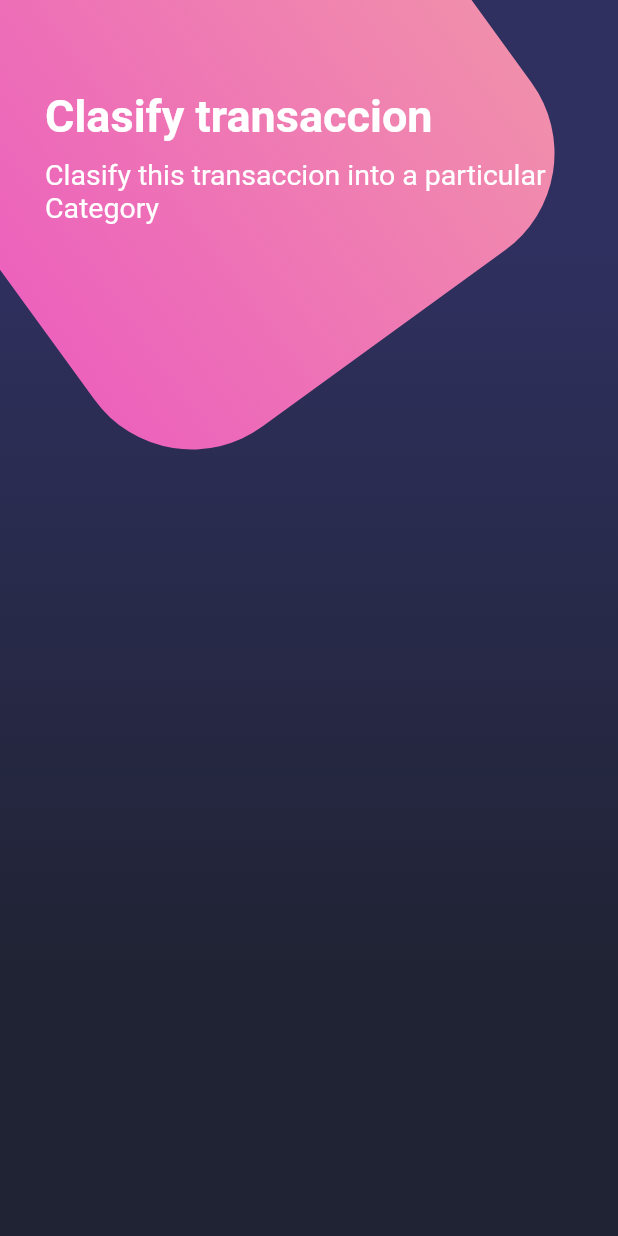
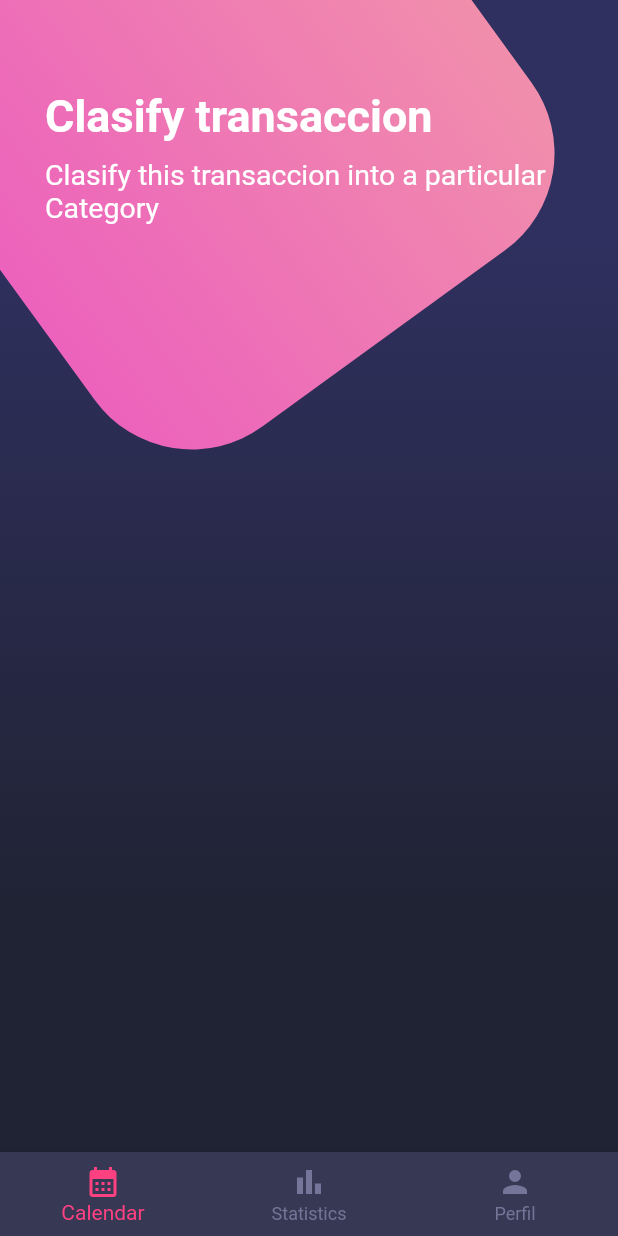
Before and after one commit to pachperdev/diseno-gradientes-flutter, a Flutter app: the screen it shows after launch, on a phone screen of 412 x 824 dp. Run offline on Flutter 3.47's test engine with Material 2 defaults, Android fonts, the phone set to English and light mode, and no system bars.

Commit message:
BottomNavigationBar

```diff
--- a/lib/screens/home_screen.dart
+++ b/lib/screens/home_screen.dart
@@ -14,6 +14,7 @@
           _HomeBody(),
         ],
       ),
+      bottomNavigationBar: const CustomBottomNavigationBar(),
     );
   }
 }
--- /dev/null
+++ b/lib/widgets/custom_bottom_navigation_bar.dart
@@ -0,0 +1,30 @@
+import 'package:flutter/material.dart';
+
+class CustomBottomNavigationBar extends StatelessWidget {
+  const CustomBottomNavigationBar({super.key});
+
+  @override
+  Widget build(BuildContext context) {
+    return BottomNavigationBar(
+      currentIndex: 0,
+      showSelectedLabels: true,
+      backgroundColor: const Color.fromRGBO(55, 57, 84, 1),
+      selectedItemColor: Colors.pinkAccent,
+      unselectedItemColor: const Color.fromRGBO(116, 117, 152, 1),
+      items: const [
+        BottomNavigationBarItem(
+          icon: Icon(Icons.calendar_month),
+          label: 'Calendar',
+        ),
+        BottomNavigationBarItem(
+          icon: Icon(Icons.bar_chart),
+          label: 'Statistics',
+        ),
+        BottomNavigationBarItem(
+          icon: Icon(Icons.person),
+          label: 'Perfil',
+        )
+      ],
+    );
+  }
+}
--- a/lib/widgets/widgets.dart
+++ b/lib/widgets/widgets.dart
@@ -1 +1,2 @@
 export 'package:diseno_gradientes_flutter/widgets/background.dart';
+export 'package:diseno_gradientes_flutter/widgets/custom_bottom_navigation_bar.dart';
```
